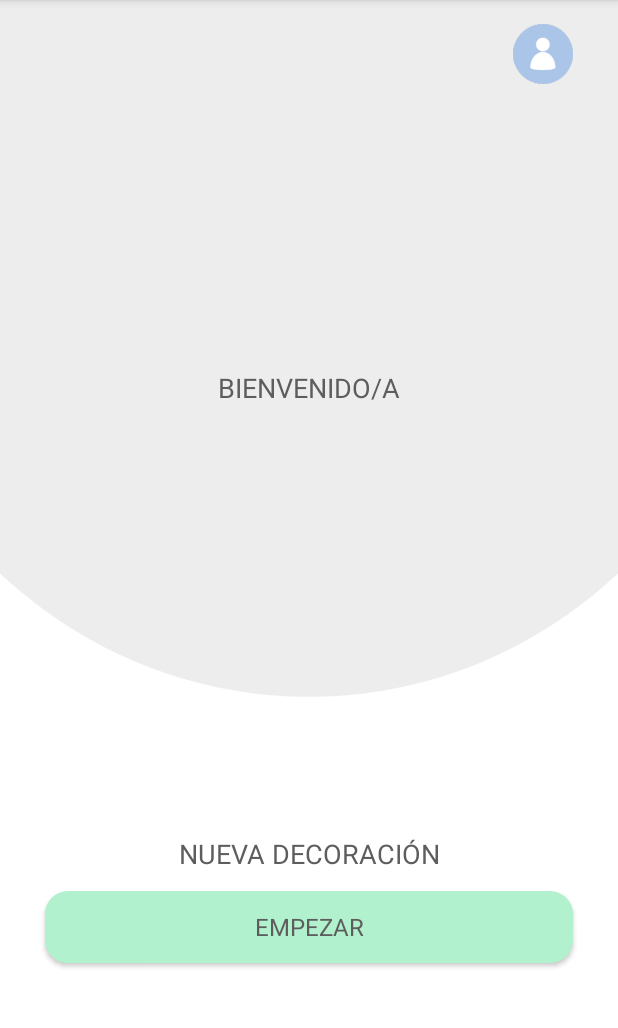
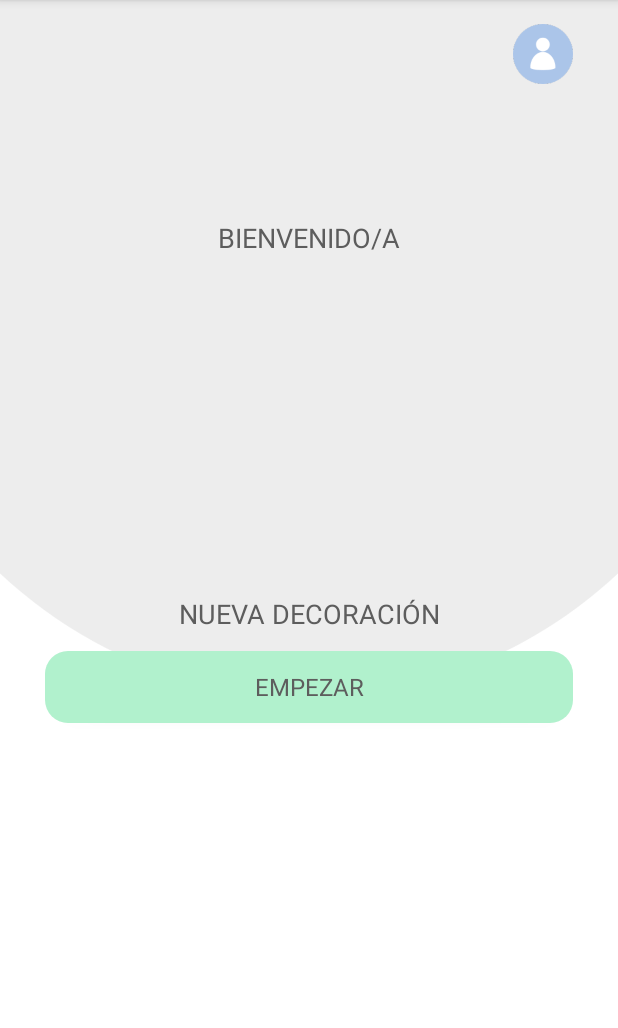
Before and after one commit to JulianRivas17/newstyledecorations, an Android app: the MainActivity screen opened directly, with no data from a screen before it, on a phone screen of 412 x 824 dp, the part 84-1112 px from its top. Run offline under Robolectric (Android 15) with nearby library versions, the phone set to English and light mode, and no system bars; our stand-ins replace Firebase (no records; nobody signed in at launch, a user with empty details on screens opened directly).

Commit message:
Adaptar espaciado para presentación de Demo

```diff
--- a/app/src/main/res/layout/activity_main.xml
+++ b/app/src/main/res/layout/activity_main.xml
@@ -39,7 +39,7 @@
 
         <Space
             android:layout_width="match_parent"
-            android:layout_height="180dp" />
+            android:layout_height="80dp" />
 
         <TextView
             android:id="@+id/textView2"
@@ -61,7 +61,7 @@
 
         <Space
             android:layout_width="match_parent"
-            android:layout_height="240dp" />
+            android:layout_height="180dp" />
 
         <TextView
             android:id="@+id/textView1"
--- a/app/src/main/res/layout/login.xml
+++ b/app/src/main/res/layout/login.xml
@@ -11,7 +11,7 @@
 
         <Space
             android:layout_width="match_parent"
-            android:layout_height="220dp" />
+            android:layout_height="140dp" />
 
         <TextView
             android:id="@+id/textView7"
--- a/app/src/main/res/layout/navbar.xml
+++ b/app/src/main/res/layout/navbar.xml
@@ -11,7 +11,7 @@
 
         <Space
             android:layout_width="match_parent"
-            android:layout_height="240dp" />
+            android:layout_height="160dp" />
 
         <Button
             android:id="@+id/btn_return"
--- a/app/src/main/res/layout/register.xml
+++ b/app/src/main/res/layout/register.xml
@@ -12,7 +12,7 @@
 
         <Space
             android:layout_width="match_parent"
-            android:layout_height="170dp" />
+            android:layout_height="90dp" />
 
         <TextView
             android:id="@+id/textView7"
--- a/app/src/main/res/layout/select_party.xml
+++ b/app/src/main/res/layout/select_party.xml
@@ -22,7 +22,7 @@
             android:id="@+id/imageView2"
             android:layout_width="match_parent"
             android:layout_height="130dp"
-            android:layout_marginTop="120dp"
+            android:layout_marginTop="90dp"
             android:layout_marginBottom="50dp"
             app:srcCompat="@drawable/logo" />
 
--- a/app/src/main/res/layout/succes_event.xml
+++ b/app/src/main/res/layout/succes_event.xml
@@ -13,7 +13,7 @@
 
         <Space
             android:layout_width="match_parent"
-            android:layout_height="120dp" />
+            android:layout_height="70dp" />
 
         <ImageView
             android:id="@+id/imageView"
--- a/app/src/main/res/layout/successful_edit.xml
+++ b/app/src/main/res/layout/successful_edit.xml
@@ -13,7 +13,7 @@
 
         <Space
             android:layout_width="match_parent"
-            android:layout_height="140dp" />
+            android:layout_height="80dp" />
 
         <ImageView
             android:id="@+id/imageView"
```
